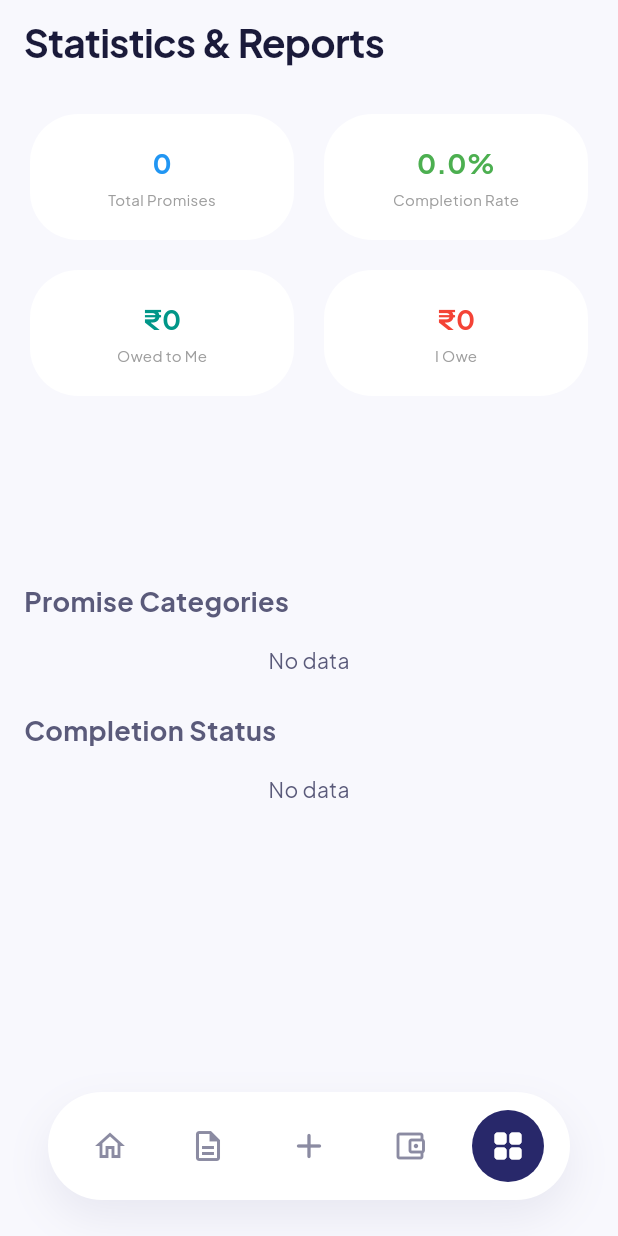
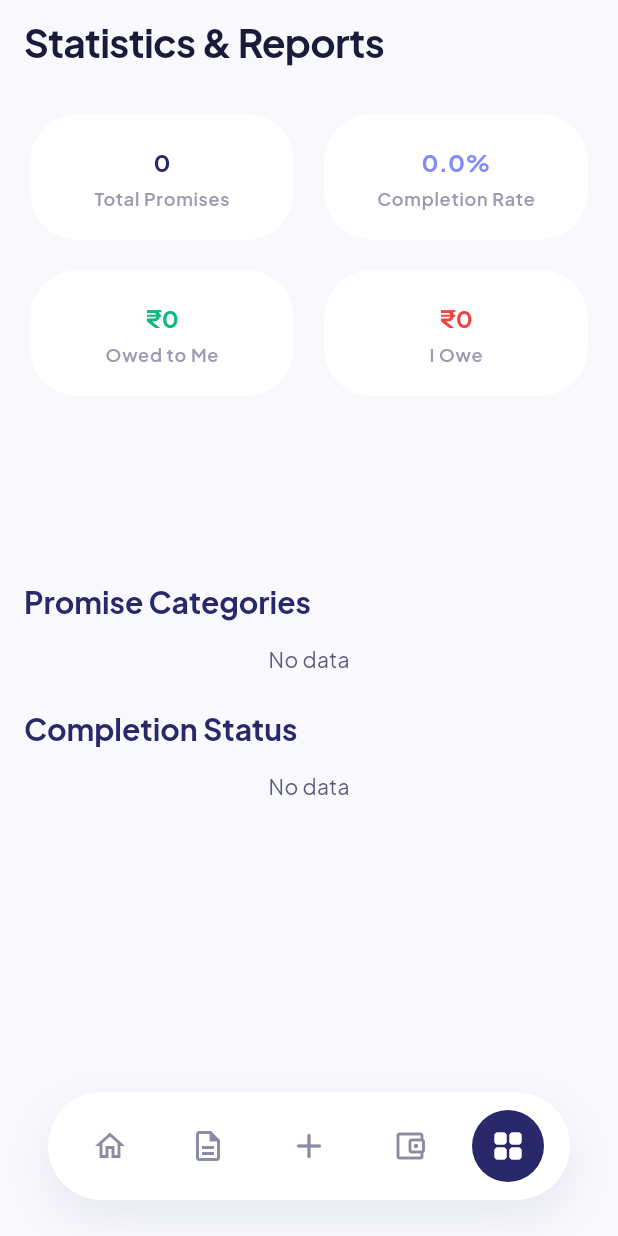
Before and after one commit to sooubh-labs/Pactora, a Flutter app: the StatsScreen screen opened by its route, on a phone screen of 412 x 824 dp. Run offline on Flutter 3.47's test engine with Material 3 defaults, Android fonts, the phone set to English and light mode, and no system bars; our stand-ins replace file_picker, fl_chart, flutter_local_notifications, flutter_riverpod, flutter_slidable, gap and 12 more; missing offline and left inert: fast_contacts; accounts and stored records are empty; generated files the repository leaves out were written again.

Commit message:
feat: finalize dark theme and UI polish

```diff
--- a/lib/features/dashboard/presentation/stats_screen.dart
+++ b/lib/features/dashboard/presentation/stats_screen.dart
@@ -6,6 +6,7 @@ import 'stats_provider.dart';
 import '../../promises/domain/promise_enums.dart';
 import '../../../core/constants/category_constants.dart';
 import '../../../core/providers/user_preferences_provider.dart';
+import '../../../core/theme/app_colors.dart';
 
 class StatsScreen extends ConsumerWidget {
   const StatsScreen({super.key});
@@ -23,25 +24,26 @@ class StatsScreen extends ConsumerWidget {
           child: Column(
             crossAxisAlignment: CrossAxisAlignment.start,
             children: [
-              _buildOverviewCards(stats, prefs.currencySymbol),
+              _buildOverviewCards(context, stats, prefs.currencySymbol),
               const Gap(24),
-              const Text('Promise Categories', style: TextStyle(fontSize: 18, fontWeight: FontWeight.bold)),
+              Text('Promise Categories', style: Theme.of(context).textTheme.titleLarge?.copyWith(fontWeight: FontWeight.bold)),
               const Gap(16),
-              _buildCategoryPieChart(stats),
+              _buildCategoryPieChart(context, stats),
               const Gap(24),
-              const Text('Completion Status', style: TextStyle(fontSize: 18, fontWeight: FontWeight.bold)),
+              Text('Completion Status', style: Theme.of(context).textTheme.titleLarge?.copyWith(fontWeight: FontWeight.bold)),
               const Gap(16),
-              _buildStatusPieChart(stats),
+              _buildStatusPieChart(context, stats),
             ],
           ),
         ),
         loading: () => const Center(child: CircularProgressIndicator()),
-        error: (err, stack) => Center(child: Text('Error: $err')),
+        error: (err, stack) => Center(child: Text('Error: $err', style: Theme.of(context).textTheme.bodyMedium)),
       ),
     );
   }
 
-  Widget _buildOverviewCards(PactoraStats stats, String currencySymbol) {
+  Widget _buildOverviewCards(BuildContext context, PactoraStats stats, String currencySymbol) {
+    final theme = Theme.of(context);
     return GridView.count(
       shrinkWrap: true,
       physics: const NeverScrollableScrollPhysics(),
@@ -50,16 +52,16 @@ class StatsScreen extends ConsumerWidget {
       crossAxisSpacing: 12,
       childAspectRatio: 2,
       children: [
-        _StatCard(label: 'Total Promises', value: stats.totalPromises.toString(), color: Colors.blue),
-        _StatCard(label: 'Completion Rate', value: '${stats.completionRate.toStringAsFixed(1)}%', color: Colors.green),
-        _StatCard(label: 'Owed to Me', value: '$currencySymbol${stats.totalMoneyOwedToMe.toStringAsFixed(0)}', color: Colors.teal),
-        _StatCard(label: 'I Owe', value: '$currencySymbol${stats.totalMoneyIOwe.toStringAsFixed(0)}', color: Colors.red),
+        _StatCard(label: 'Total Promises', value: stats.totalPromises.toString(), color: theme.colorScheme.primary),
+        _StatCard(label: 'Completion Rate', value: '${stats.completionRate.toStringAsFixed(1)}%', color: theme.colorScheme.secondary),
+        _StatCard(label: 'Owed to Me', value: '$currencySymbol${stats.totalMoneyOwedToMe.toStringAsFixed(0)}', color: AppColors.success),
+        _StatCard(label: 'I Owe', value: '$currencySymbol${stats.totalMoneyIOwe.toStringAsFixed(0)}', color: theme.colorScheme.error),
       ],
     );
   }
 
-  Widget _buildCategoryPieChart(PactoraStats stats) {
-    if (stats.categoryDistribution.isEmpty) return const Center(child: Text('No data'));
+  Widget _buildCategoryPieChart(BuildContext context, PactoraStats stats) {
+    if (stats.categoryDistribution.isEmpty) return Center(child: Text('No data', style: Theme.of(context).textTheme.bodyMedium));
 
     final data = stats.categoryDistribution.entries.map((e) {
       final config = CategoryConstants.categories[e.key]!;
@@ -68,7 +70,11 @@ class StatsScreen extends ConsumerWidget {
         title: '${e.value}',
         color: config.color,
         radius: 50,
-        titleStyle: const TextStyle(color: Colors.white, fontWeight: FontWeight.bold),
+        titleStyle: TextStyle(
+          color: Theme.of(context).colorScheme.onPrimary,
+          fontWeight: FontWeight.bold,
+          fontSize: 14,
+        ),
       );
     }).toList();
 
@@ -86,7 +92,10 @@ class StatsScreen extends ConsumerWidget {
               children: [
                 Container(width: 12, height: 12, color: config.color),
                 const Gap(4),
-                Text(config.label, style: const TextStyle(fontSize: 12)),
+                Text(
+                  config.label,
+                  style: Theme.of(context).textTheme.bodySmall?.copyWith(fontSize: 12),
+                ),
               ],
             );
           }).toList(),
@@ -95,15 +104,15 @@ class StatsScreen extends ConsumerWidget {
     );
   }
 
-  Widget _buildStatusPieChart(PactoraStats stats) {
-    if (stats.statusDistribution.isEmpty) return const Center(child: Text('No data'));
+  Widget _buildStatusPieChart(BuildContext context, PactoraStats stats) {
+    if (stats.statusDistribution.isEmpty) return Center(child: Text('No data', style: Theme.of(context).textTheme.bodyMedium));
 
     final data = stats.statusDistribution.entries.map((e) {
-      Color color = Colors.grey;
+      Color color = AppColors.textTertiary;
       switch (e.key) {
-        case PromiseStatus.completed: color = Colors.green; break;
-        case PromiseStatus.pending: color = Colors.orange; break;
-        case PromiseStatus.overdue: color = Colors.red; break;
+        case PromiseStatus.completed: color = AppColors.success; break;
+        case PromiseStatus.pending: color = AppColors.warning; break;
+        case PromiseStatus.overdue: color = AppColors.error; break;
         default: break;
       }
       return PieChartSectionData(
@@ -111,7 +120,11 @@ class StatsScreen extends ConsumerWidget {
         title: '${e.value}',
         color: color,
         radius: 50,
-        titleStyle: const TextStyle(color: Colors.white, fontWeight: FontWeight.bold),
+        titleStyle: TextStyle(
+          color: Theme.of(context).colorScheme.onPrimary,
+          fontWeight: FontWeight.bold,
+          fontSize: 14,
+        ),
       );
     }).toList();
 
@@ -128,15 +141,17 @@ class _StatCard extends StatelessWidget {
 
   @override
   Widget build(BuildContext context) {
+    final theme = Theme.of(context);
     return Card(
+      color: theme.cardTheme.color,
       child: Padding(
         padding: const EdgeInsets.all(12.0),
         child: Column(
           mainAxisAlignment: MainAxisAlignment.center,
           children: [
-            Text(value, style: TextStyle(fontSize: 18, fontWeight: FontWeight.bold, color: color)),
+            Text(value, style: theme.textTheme.titleMedium?.copyWith(fontWeight: FontWeight.bold, color: color)),
             const Gap(4),
-            Text(label, style: const TextStyle(fontSize: 10, color: Colors.grey)),
+            Text(label, style: theme.textTheme.labelSmall),
           ],
         ),
       ),
```
Also changed, not shown: lib/core/iap/iap_service.dart (+8 -3 lines), lib/features/settings/presentation/premium_screen.dart (+93 -7 lines), lib/shared/widgets/horizontal_calendar.dart (+14 -6 lines), 7 other files.
